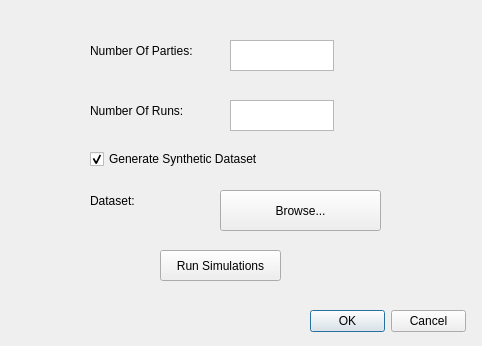
Before: the Qt Designer form Client/UI/UiFiles/SimulationsDialog.ui in adar2/Privacy-preserving-machine-learning-laboratory, drawn with Qt 5.
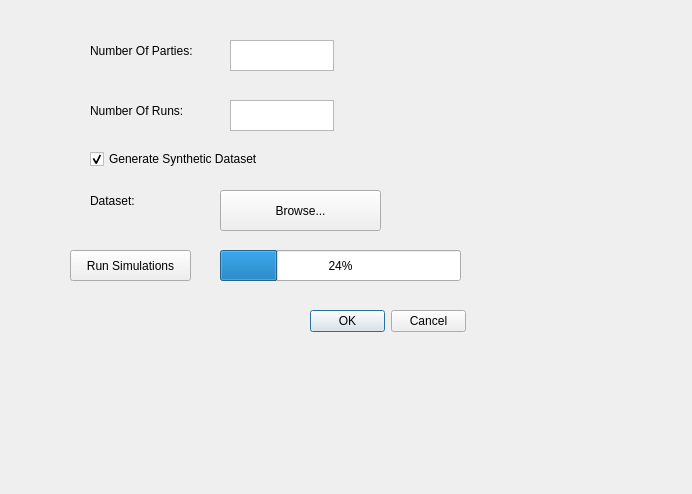
After: the same form once the commit is applied.

```diff
--- a/Client/UI/UiFiles/SimulationsDialog.ui
+++ b/Client/UI/UiFiles/SimulationsDialog.ui
@@ -6,8 +6,8 @@
    <rect>
     <x>0</x>
     <y>0</y>
-    <width>482</width>
-    <height>346</height>
+    <width>692</width>
+    <height>494</height>
    </rect>
   </property>
   <property name="windowTitle">
@@ -42,7 +42,7 @@
   <widget class="QPushButton" name="run_simulations_button">
    <property name="geometry">
     <rect>
-     <x>160</x>
+     <x>70</x>
      <y>250</y>
      <width>121</width>
      <height>31</height>
@@ -127,6 +127,30 @@
     <set>QDialogButtonBox::Cancel|QDialogButtonBox::Ok</set>
    </property>
   </widget>
+  <widget class="QProgressBar" name="progress_bar">
+   <property name="geometry">
+    <rect>
+     <x>220</x>
+     <y>250</y>
+     <width>241</width>
+     <height>31</height>
+    </rect>
+   </property>
+   <property name="value">
+    <number>24</number>
+   </property>
+  </widget>
+  <widget class="QWidget" name="verticalLayoutWidget">
+   <property name="geometry">
+    <rect>
+     <x>70</x>
+     <y>350</y>
+     <width>441</width>
+     <height>101</height>
+    </rect>
+   </property>
+   <layout class="QVBoxLayout" name="vert_layout"/>
+  </widget>
  </widget>
  <resources/>
  <connections/>
```
Left out of the diff: 35 changed lines with no effect on the pictures.
